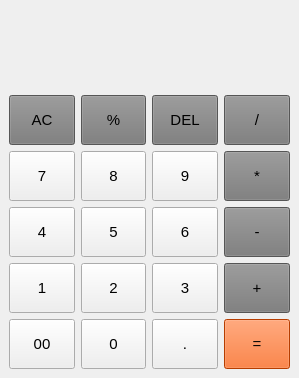
This is Лаба_6.3/calc.ui in mihailovily/python-labs-2023 as Qt 5 draws it before an edit. The edited form follows.
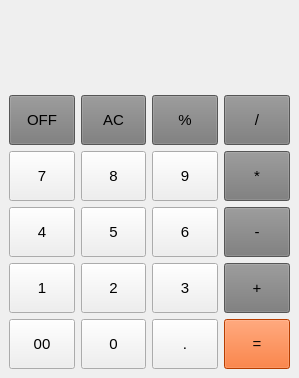
This is the edited form.

```diff
--- a/Лаба_6.3/calc.ui
+++ b/Лаба_6.3/calc.ui
@@ -41,6 +41,27 @@
     </item>
     <item>
      <layout class="QHBoxLayout" name="horizontalLayout_7">
+      <item>
+       <widget class="QPushButton" name="pushButton_off">
+        <property name="minimumSize">
+         <size>
+          <width>50</width>
+          <height>50</height>
+         </size>
+        </property>
+        <property name="font">
+         <font>
+          <pointsize>11</pointsize>
+         </font>
+        </property>
+        <property name="styleSheet">
+         <string notr="true">background-color: rgb(121, 121, 121);</string>
+        </property>
+        <property name="text">
+         <string>OFF</string>
+        </property>
+       </widget>
+      </item>
       <item>
        <widget class="QPushButton" name="pushButton_AC">
         <property name="minimumSize">
@@ -83,27 +104,6 @@
         </property>
        </widget>
       </item>
-      <item>
-       <widget class="QPushButton" name="pushButton_del">
-        <property name="minimumSize">
-         <size>
-          <width>50</width>
-          <height>50</height>
-         </size>
-        </property>
-        <property name="font">
-         <font>
-          <pointsize>11</pointsize>
-         </font>
-        </property>
-        <property name="styleSheet">
-         <string notr="true">background-color: rgb(121, 121, 121);</string>
-        </property>
-        <property name="text">
-         <string>DEL</string>
-        </property>
-       </widget>
-      </item>
       <item>
        <widget class="QPushButton" name="pushButton_split">
         <property name="minimumSize">
```
